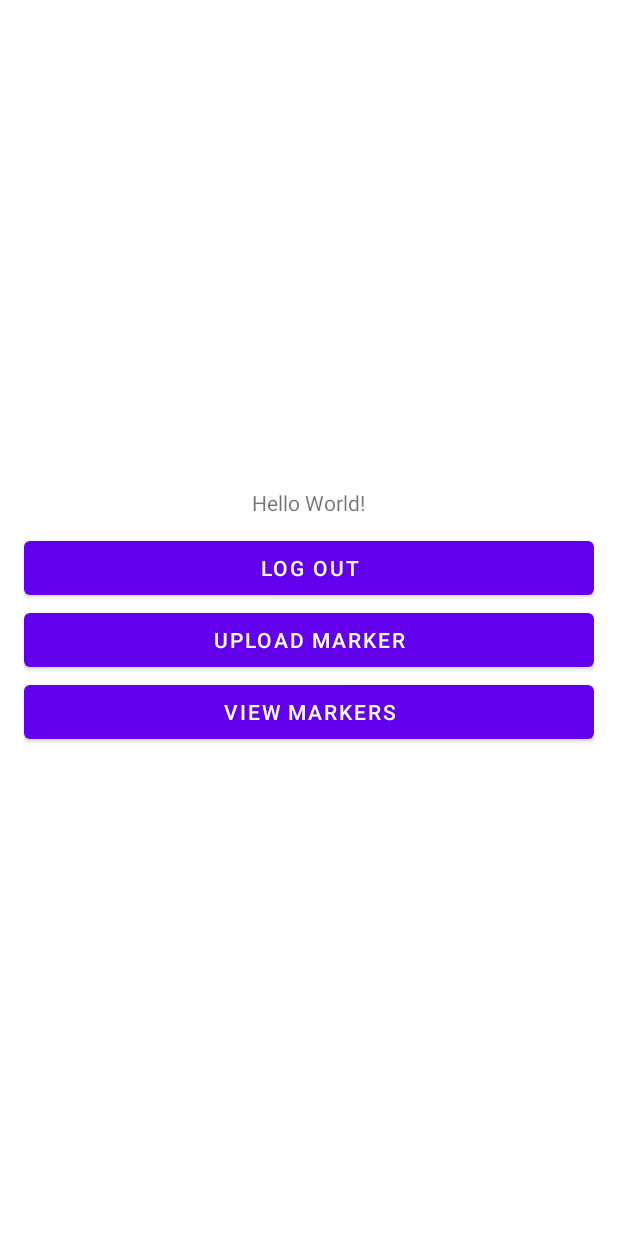
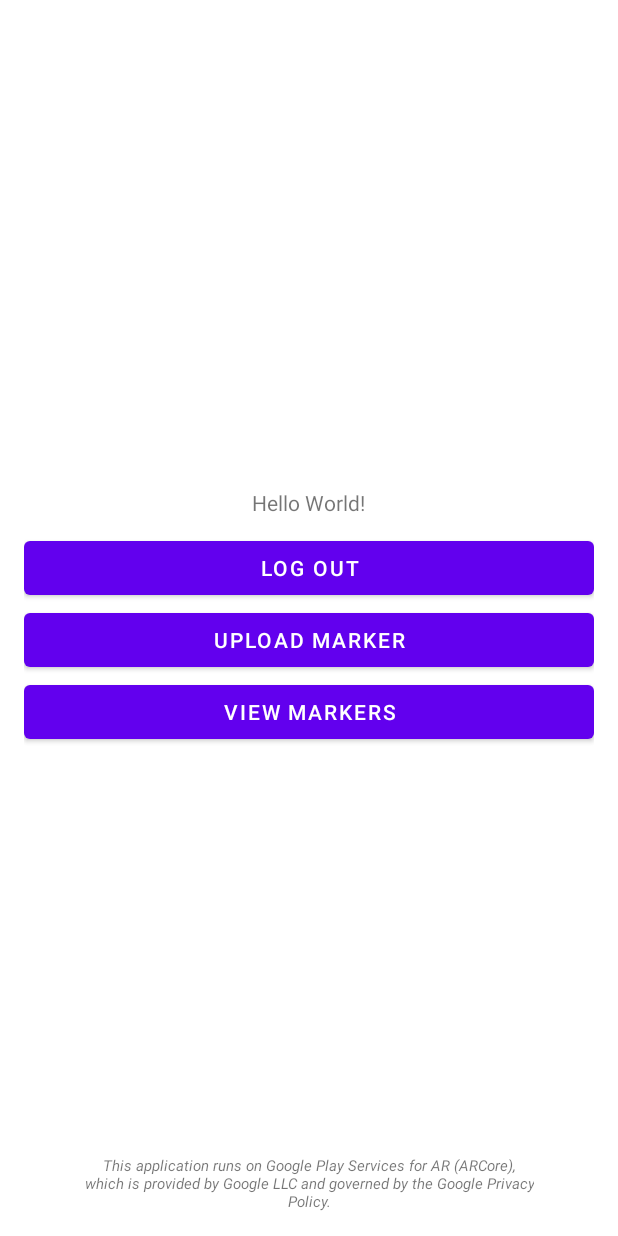
Before and after one commit to pbluc/ARt-Gal, an Android app: the screen it shows after launch once a user with an empty profile is signed in (MainActivity), on a phone screen of 412 x 824 dp. Run offline under Robolectric (Android 15) with nearby library versions, the phone set to English and light mode, and no system bars; our stand-ins replace Firebase (no records; nobody signed in at launch, a user with empty details on screens opened directly); libraries missing offline, so code that uses them is left out: com.google.ar.core; 3 statements that could not run were skipped.

Commit message:
Make sure that app complies with ARCore's User Privacy Requirements

```diff
--- a/app/src/main/java/com/fbu/pbluc/artgal/MainActivity.java
+++ b/app/src/main/java/com/fbu/pbluc/artgal/MainActivity.java
@@ -1,21 +1,16 @@
 package com.fbu.pbluc.artgal;
 
 import androidx.appcompat.app.AppCompatActivity;
-import com.fbu.pbluc.artgal.CustomArFragment;
 
 import android.content.Intent;
 import android.os.Bundle;
 import android.os.Handler;
 import android.view.View;
 import android.widget.Button;
-import android.widget.TextView;
 
-import com.fbu.pbluc.artgal.helpers.CameraPermissionHelper;
 import com.google.ar.core.ArCoreApk;
 import com.google.firebase.auth.FirebaseAuth;
 import com.google.firebase.auth.FirebaseUser;
-import com.google.firebase.firestore.DocumentReference;
-import com.google.firebase.firestore.FirebaseFirestore;
 
 public class MainActivity extends AppCompatActivity {
 
--- a/app/src/main/java/com/fbu/pbluc/artgal/callbacks/FirebaseCallback.java
+++ b/app/src/main/java/com/fbu/pbluc/artgal/callbacks/GlideCallback.java
@@ -2,6 +2,6 @@ package com.fbu.pbluc.artgal.callbacks;
 
 import android.graphics.Bitmap;
 
-public interface FirebaseCallback {
+public interface GlideCallback {
   void onSuccess(Bitmap bitmap);
 }
--- a/app/src/main/res/layout/activity_ar_view.xml
+++ b/app/src/main/res/layout/activity_ar_view.xml
@@ -8,7 +8,7 @@
     tools:context=".ArViewActivity">
 
     <fragment
-        android:name="com.fbu.pbluc.artgal.CustomArFragment"
+        android:name="com.fbu.pbluc.artgal.fragments.CustomArFragment"
         android:id="@+id/ar_fragment"
         android:layout_width="match_parent"
         android:layout_height="match_parent" />
--- a/app/src/main/res/layout/activity_main.xml
+++ b/app/src/main/res/layout/activity_main.xml
@@ -4,8 +4,7 @@
     xmlns:tools="http://schemas.android.com/tools"
     android:layout_width="match_parent"
     android:layout_height="match_parent"
-    android:layout_marginLeft="16dp"
-    android:layout_marginRight="16dp"
+    android:layout_margin="16dp"
     tools:context=".MainActivity">
 
 
@@ -49,4 +48,18 @@
             android:visibility="gone"/>
     </LinearLayout>
 
+    <TextView
+        android:id="@+id/ArCoreUserPrivacyDisclosure"
+        android:layout_width="300dp"
+        android:layout_height="wrap_content"
+        android:text="This application runs on Google Play Services for AR (ARCore), which is provided by Google LLC and governed by the Google Privacy Policy."
+        android:gravity="center"
+        android:autoLink="web"
+        android:linksClickable="true"
+        android:layout_alignParentBottom="true"
+        android:layout_centerHorizontal="true"
+        android:textSize="10sp"
+        android:textStyle="italic"
+        />
+
 </RelativeLayout>
```
Also changed, not shown: app/src/main/java/com/fbu/pbluc/artgal/ArViewActivity.java (+15 -61 lines), app/src/main/java/com/fbu/pbluc/artgal/CustomArFragment.java (deleted, +0 -59 lines), app/src/main/java/com/fbu/pbluc/artgal/fragments/CustomArFragment.java (added, +29 -0 lines).
